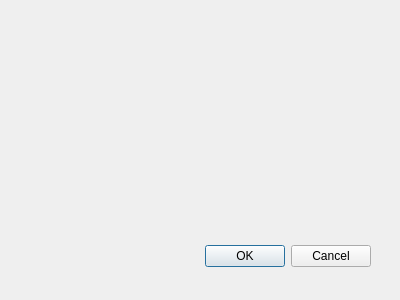
Qt form window/ajoutcursuswindow.ui (roddehugo/utprofiler) before a commit.
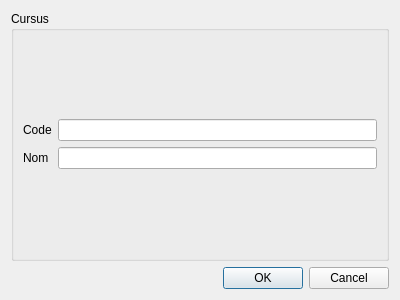
The same form after that commit.

Patch:
```diff
--- a/window/ajoutcursuswindow.ui
+++ b/window/ajoutcursuswindow.ui
@@ -15,15 +15,50 @@
   <property name="windowTitle">
    <string>Dialog</string>
   </property>
-  <widget name="buttonBox" class="QDialogButtonBox">
-   <property name="geometry">
-    <rect>
-     <x>30</x>
-     <y>240</y>
-     <width>341</width>
-     <height>32</height>
-    </rect>
-   </property>
+  <layout class="QGridLayout" name="gridLayout">
+   <item row="0" column="0">
+    <layout class="QHBoxLayout" name="horizontalLayout">
+     <item>
+      <layout class="QHBoxLayout" name="horizontalLayout_2">
+       <item>
+        <widget class="QGroupBox" name="groupBox">
+         <property name="title">
+          <string>Cursus</string>
+         </property>
+         <layout class="QGridLayout" name="gridLayout_3">
+          <item row="0" column="0">
+           <layout class="QGridLayout" name="gridLayout_2">
+            <item row="1" column="0">
+             <widget class="QLabel" name="label_2">
+              <property name="text">
+               <string>Nom</string>
+              </property>
+             </widget>
+            </item>
+            <item row="0" column="0">
+             <widget class="QLabel" name="label">
+              <property name="text">
+               <string>Code</string>
+              </property>
+             </widget>
+            </item>
+            <item row="0" column="1">
+             <widget class="QLineEdit" name="lineEdit"/>
+            </item>
+            <item row="1" column="1">
+             <widget class="QLineEdit" name="lineEdit_2"/>
+            </item>
+           </layout>
+          </item>
+         </layout>
+        </widget>
+       </item>
+      </layout>
+     </item>
+    </layout>
+   </item>
+   <item row="1" column="0">
+    <widget class="QDialogButtonBox" name="buttonBox">
    <property name="orientation">
     <enum>Qt::Horizontal</enum>
    </property>
@@ -31,6 +66,8 @@
     <set>QDialogButtonBox::Cancel|QDialogButtonBox::Ok</set>
    </property>
   </widget>
+   </item>
+  </layout>
  </widget>
  <pixmapfunction/>
  <resources/>
```
Left out of the diff: 7 changed lines with no effect on the pictures. Lines whose indentation alone changed are shown as unchanged.
